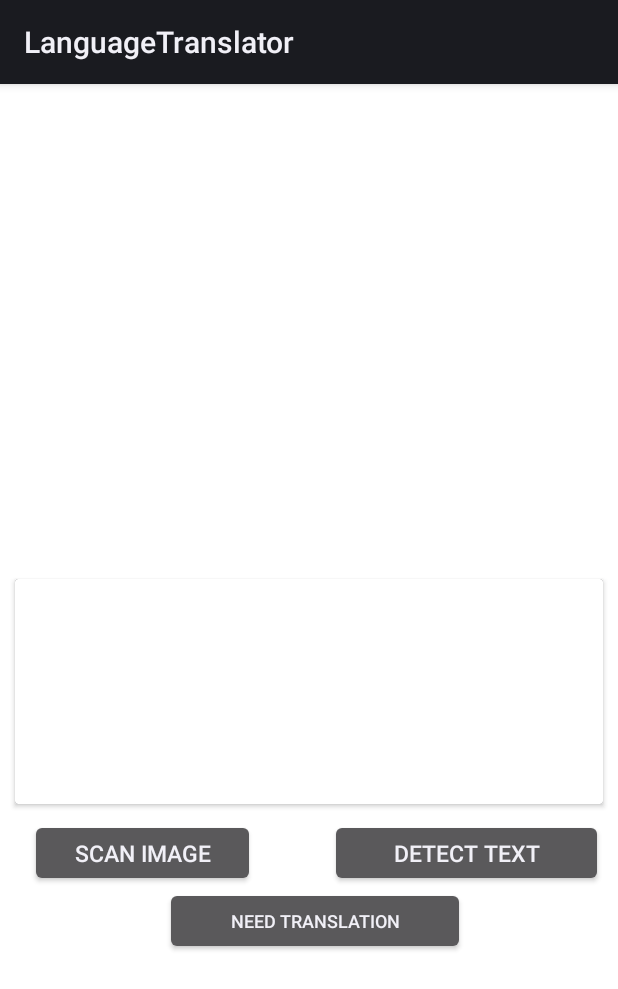
After one commit to prog-cy/Language-Translator-AndroidApp, an Android app: the layout activity_camera.xml on its own in the app's theme, with its tools: preview values and no code run, on a phone screen of 412 x 824 dp. The commit adds this screen. Shown: the top 989 px of the screen. Run offline under Robolectric (Android 15) with nearby library versions, the phone set to English and light mode, and no system bars.

Commit message:
New module added

```diff
--- a/app/build.gradle
+++ b/app/build.gradle
@@ -42,4 +42,7 @@ dependencies {
 
     //Animation
     implementation 'com.airbnb.android:lottie:5.2.0'
+
+    //ML kit for Image to text
+    implementation 'com.google.android.gms:play-services-mlkit-text-recognition:18.0.1'
 }
--- /dev/null
+++ b/app/src/main/res/layout/activity_camera.xml
@@ -0,0 +1,84 @@
+<?xml version="1.0" encoding="utf-8"?>
+<LinearLayout xmlns:android="http://schemas.android.com/apk/res/android"
+    xmlns:tools="http://schemas.android.com/tools"
+    android:orientation="vertical"
+    android:background="@color/white"
+    android:layout_width="match_parent"
+    android:layout_height="match_parent"
+    tools:context=".CameraActivity">
+
+    <ImageView
+        android:id="@+id/scanImage"
+        android:layout_width="match_parent"
+        android:layout_height="300dp"
+        android:scaleType="fitCenter"
+        android:layout_marginTop="20dp"
+        android:layout_marginStart="10dp"
+        android:layout_marginEnd="10dp"
+        android:contentDescription="@string/todo"/>
+
+    <androidx.cardview.widget.CardView
+        android:layout_width="match_parent"
+        android:layout_margin="10dp"
+        android:padding="5dp"
+        android:layout_height="150dp">
+
+        <ScrollView
+            android:id="@+id/scroll2"
+            android:layout_width="match_parent"
+            android:background="@color/white"
+            android:layout_height="match_parent"
+            android:layout_below="@+id/scroll1">
+
+            <TextView
+                android:id="@+id/targetText"
+                android:layout_width="match_parent"
+                android:layout_height="wrap_content"
+                android:layout_gravity="fill_vertical"
+                android:layout_marginTop="5dp"
+                android:layout_marginStart="10dp"
+                android:gravity="fill_vertical"
+                android:layout_marginEnd="10dp"
+                android:layout_marginBottom="20dp"
+                android:padding="10dp"
+                android:textColor="#FF0000"
+                android:textSize="20sp" />
+        </ScrollView>
+    </androidx.cardview.widget.CardView>
+
+    <RelativeLayout
+        android:layout_width="match_parent"
+        android:layout_marginStart="10dp"
+        android:layout_marginEnd="10dp"
+        android:layout_height="100dp">
+
+        <Button
+            android:id="@+id/scanButton"
+            android:layout_width="150dp"
+            android:layout_height="45dp"
+            android:text="@string/scan"
+            android:textSize="15sp"
+            android:layout_marginStart="10dp"/>
+
+        <Button
+            android:id="@+id/detectButton"
+            android:layout_width="200dp"
+            android:layout_height="45dp"
+            android:text="@string/detect_text"
+            android:layout_toEndOf="@+id/scanButton"
+            android:textSize="15sp"
+            android:layout_marginStart="50dp"/>
+
+        <Button
+            android:id="@+id/translateText"
+            android:layout_width="200dp"
+            android:layout_height="45dp"
+            android:text="@string/need_translation"
+            android:textSize="12sp"
+            android:layout_below="@+id/scanButton"
+            android:layout_marginStart="100dp"/>
+
+    </RelativeLayout>
+
+
+</LinearLayout>
--- a/app/src/main/res/values/strings.xml
+++ b/app/src/main/res/values/strings.xml
@@ -3,4 +3,7 @@
     <string name="enter_text">Enter Text</string>
     <string name="translate">Translate</string>
     <string name="todo">TODO</string>
+    <string name="need_translation">Need Translation</string>
+    <string name="detect_text">Detect Text</string>
+    <string name="scan">Scan Image</string>
 </resources>
```
Also changed, not shown: app/src/main/AndroidManifest.xml (+10 -1 lines), app/src/main/java/com/example/languagetranslator/CameraActivity.java (added, +180 -0 lines), app/src/main/java/com/example/languagetranslator/MainActivity.java (+15 -0 lines).
